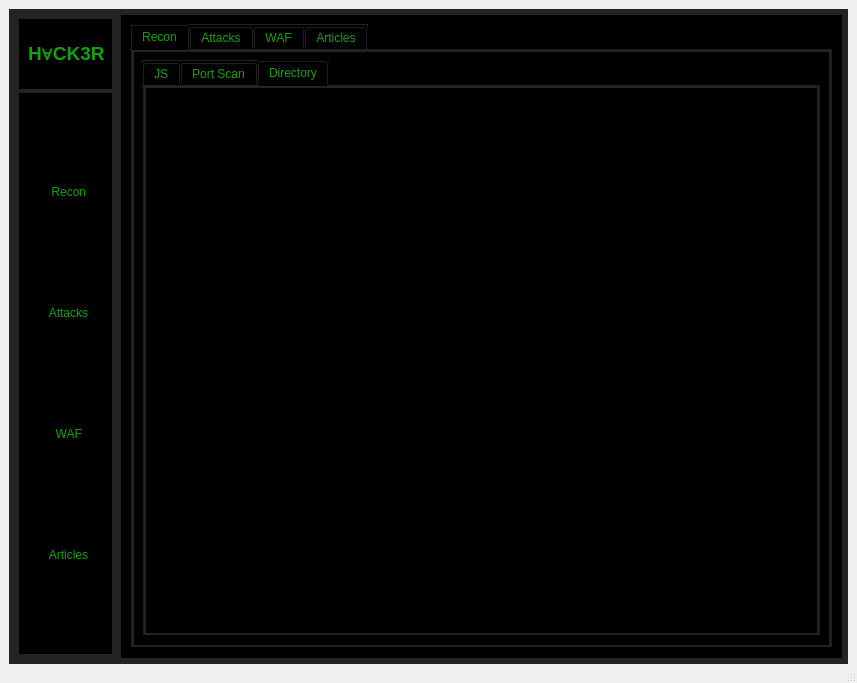
The window that GUI/app.ui (Graduti0n-Pr0ject/pen-testing-Program) describes before a commit, drawn with Qt 5.
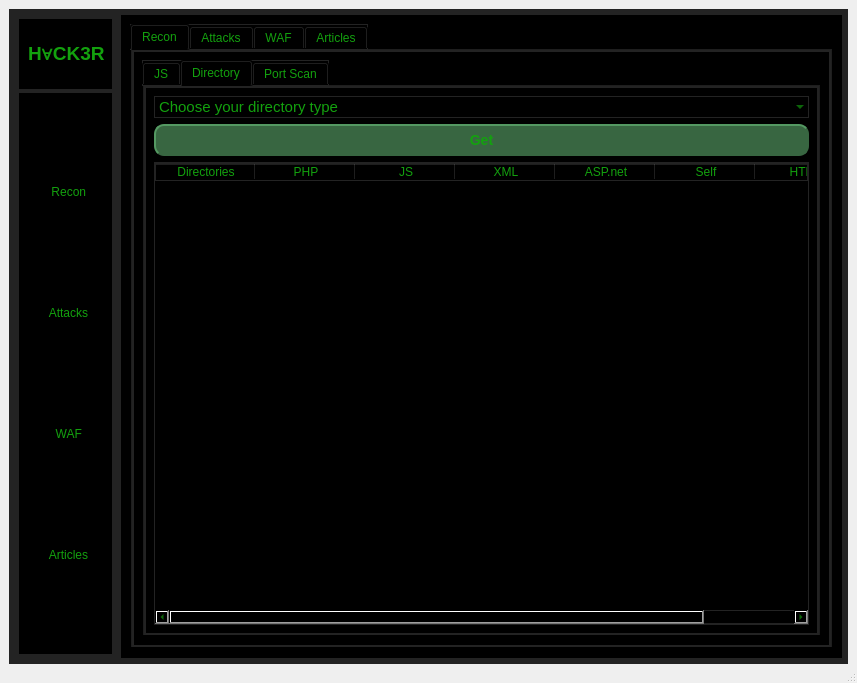
The same window after the commit. The open tabs and pages were chosen to show the change. Icons and pictures are not drawn.

```diff
--- a/GUI/app.ui
+++ b/GUI/app.ui
@@ -136,7 +136,7 @@
                 <string/>
                </property>
                <property name="pixmap">
-                <pixmap resource="../2b10f3fb/icons.qrc">:/icons/hacker (2).png</pixmap>
+                <pixmap resource="../c28a82e1/icons.qrc">:/icons/hacker (2).png</pixmap>
                </property>
                <property name="scaledContents">
                 <bool>true</bool>
@@ -223,7 +223,7 @@
                 <string>  Recon</string>
                </property>
                <property name="icon">
-                <iconset resource="../2b10f3fb/icons.qrc">
+                <iconset resource="../c28a82e1/icons.qrc">
                  <normaloff>:/icons/recon.png</normaloff>:/icons/recon.png</iconset>
                </property>
                <property name="iconSize">
@@ -255,7 +255,7 @@
                 <string>  Attacks</string>
                </property>
                <property name="icon">
-                <iconset resource="../2b10f3fb/icons.qrc">
+                <iconset resource="../c28a82e1/icons.qrc">
                  <normaloff>:/icons/official logo.png</normaloff>:/icons/official logo.png</iconset>
                </property>
                <property name="iconSize">
@@ -275,7 +275,7 @@
                 <string>  WAF</string>
                </property>
                <property name="icon">
-                <iconset resource="../2b10f3fb/icons.qrc">
+                <iconset resource="../c28a82e1/icons.qrc">
                  <normaloff>:/icons/firewall.png</normaloff>:/icons/firewall.png</iconset>
                </property>
                <property name="iconSize">
@@ -295,7 +295,7 @@
                 <string>  Articles</string>
                </property>
                <property name="icon">
-                <iconset resource="../2b10f3fb/icons.qrc">
+                <iconset resource="../c28a82e1/icons.qrc">
                  <normaloff>:/icons/news-report.png</normaloff>:/icons/news-report.png</iconset>
                </property>
                <property name="iconSize">
@@ -361,9 +361,12 @@
                 <property name="currentIndex">
                  <number>1</number>
                 </property>
+                <property name="movable">
+                 <bool>true</bool>
+                </property>
                 <widget class="QWidget" name="JStab">
                  <attribute name="icon">
-                  <iconset resource="../2b10f3fb/icons.qrc">
+                  <iconset resource="../c28a82e1/icons.qrc">
                    <normaloff>:/icons/js.png</normaloff>:/icons/js.png</iconset>
                  </attribute>
                  <attribute name="title">
@@ -466,23 +469,131 @@
                   </item>
                  </layout>
                 </widget>
-                <widget class="QWidget" name="Portscantab">
-                 <attribute name="icon">
-                  <iconset resource="../2b10f3fb/icons.qrc">
-                   <normaloff>:/icons/port.png</normaloff>:/icons/port.png</iconset>
-                 </attribute>
-                 <attribute name="title">
-                  <string>Port Scan</string>
-                 </attribute>
-                </widget>
                 <widget class="QWidget" name="Directorytab">
                  <attribute name="icon">
-                  <iconset resource="../2b10f3fb/icons.qrc">
+                  <iconset resource="../c28a82e1/icons.qrc">
                    <normaloff>:/icons/directory.png</normaloff>:/icons/directory.png</iconset>
                  </attribute>
                  <attribute name="title">
                   <string>Directory</string>
                  </attribute>
+                 <layout class="QVBoxLayout" name="verticalLayout">
+                  <item>
+                   <widget class="QComboBox" name="comboBox">
+                    <property name="styleSheet">
+                     <string notr="true">font: 11pt;</string>
+                    </property>
+                    <item>
+                     <property name="text">
+                      <string>Choose your directory type</string>
+                     </property>
+                    </item>
+                    <item>
+                     <property name="text">
+                      <string>Directories</string>
+                     </property>
+                    </item>
+                    <item>
+                     <property name="text">
+                      <string>PHP</string>
+                     </property>
+                    </item>
+                    <item>
+                     <property name="text">
+                      <string>JS</string>
+                     </property>
+                    </item>
+                    <item>
+                     <property name="text">
+                      <string>HTML</string>
+                     </property>
+                    </item>
+                    <item>
+                     <property name="text">
+                      <string>ASP.net</string>
+                     </property>
+                    </item>
+                    <item>
+                     <property name="text">
+                      <string>XML</string>
+                     </property>
+                    </item>
+                    <item>
+                     <property name="text">
+                      <string>Self</string>
+                     </property>
+                    </item>
+                   </widget>
+                  </item>
+                  <item>
+                   <widget class="QPushButton" name="getbtn">
+                    <property name="styleSheet">
+                     <string notr="true">background-color: rgb(56, 102, 65);
+border-style: outset;
+border-width: 2px;
+border-radius: 10px;
+border-color: rgb(56, 102, 65);
+font: bold 14px;
+min-width: 10em;
+padding: 6px;</string>
+                    </property>
+                    <property name="text">
+                     <string>Get</string>
+                    </property>
+                   </widget>
+                  </item>
+                  <item>
+                   <widget class="QTableWidget" name="tableWidget">
+                    <property name="styleSheet">
+                     <string notr="true">background-attachment: scroll;</string>
+                    </property>
+                    <column>
+                     <property name="text">
+                      <string>Directories</string>
+                     </property>
+                    </column>
+                    <column>
+                     <property name="text">
+                      <string>PHP</string>
+                     </property>
+                    </column>
+                    <column>
+                     <property name="text">
+                      <string>JS</string>
+                     </property>
+                    </column>
+                    <column>
+                     <property name="text">
+                      <string>XML</string>
+                     </property>
+                    </column>
+                    <column>
+                     <property name="text">
+                      <string>ASP.net</string>
+                     </property>
+                    </column>
+                    <column>
+                     <property name="text">
+                      <string>Self</string>
+                     </property>
+                    </column>
+                    <column>
+                     <property name="text">
+                      <string>HTML</string>
+                     </property>
+                    </column>
+                   </widget>
+                  </item>
+                 </layout>
+                </widget>
+                <widget class="QWidget" name="Portscantab">
+                 <attribute name="icon">
+                  <iconset resource="../c28a82e1/icons.qrc">
+                   <normaloff>:/icons/port.png</normaloff>:/icons/port.png</iconset>
+                 </attribute>
+                 <attribute name="title">
+                  <string>Port Scan</string>
+                 </attribute>
                 </widget>
                </widget>
               </item>
```
Left out of the diff: 1 changed line with no effect on the pictures.
